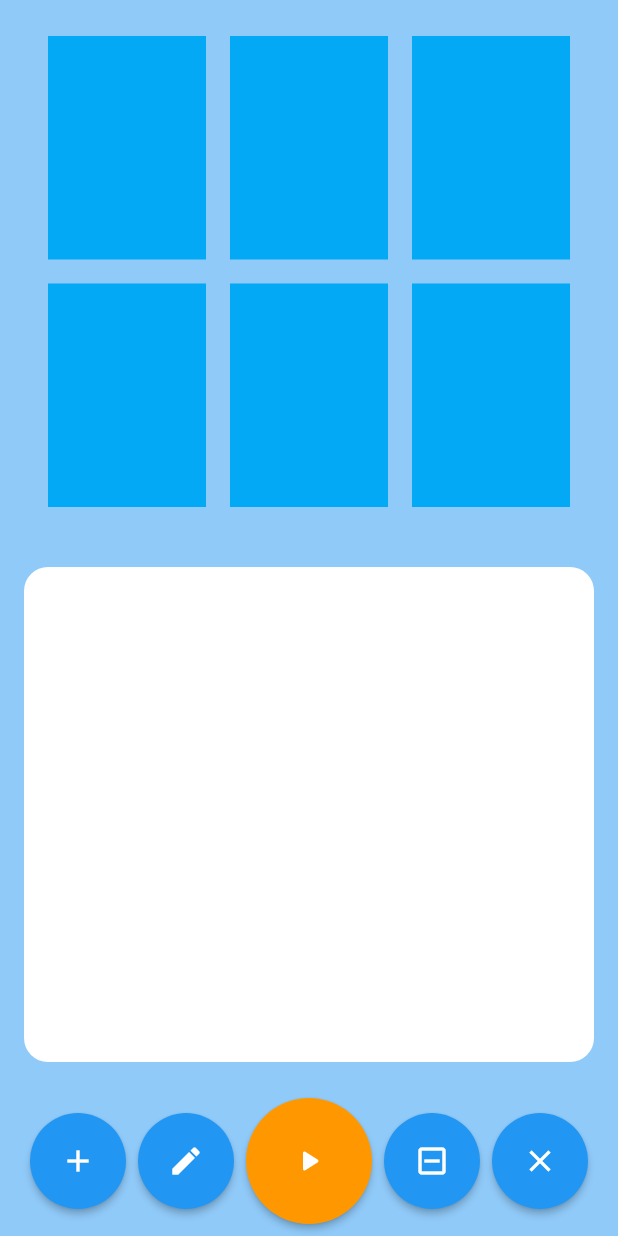
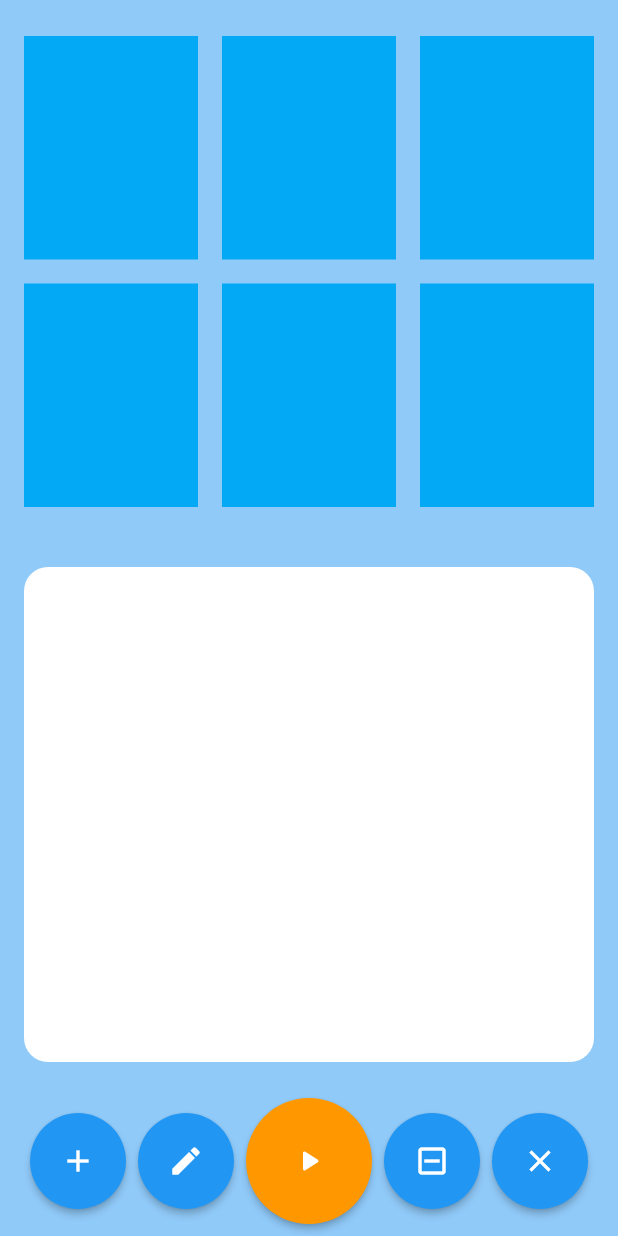
Before and after one commit to pfranz1/swim_timer, a Flutter app: the StarterView screen opened directly, on a phone screen of 412 x 824 dp. Run offline on Flutter 3.47's test engine with Material 2 defaults, Android fonts, the phone set to English and light mode, and no system bars; our stand-ins replace equatable, firebase_core, firebase_database, flutter_bloc, go_router, rxdart and 1 more; missing offline and left inert: dart:html, dart:js; accounts and stored records are empty.

Commit message:
change spacing for block lineup

```diff
--- a/lib/pages/practice/starter/widgets/block_lineup.dart
+++ b/lib/pages/practice/starter/widgets/block_lineup.dart
@@ -71,7 +71,7 @@ class BlockLineup extends StatelessWidget {
   @override
   Widget build(BuildContext context) {
     return Padding(
-      padding: const EdgeInsets.symmetric(horizontal: 24.0, vertical: 16.0),
+      padding: const EdgeInsets.symmetric(horizontal: 8.0, vertical: 16.0),
       child: Column(
         mainAxisAlignment: MainAxisAlignment.spaceBetween,
         children: [
```
